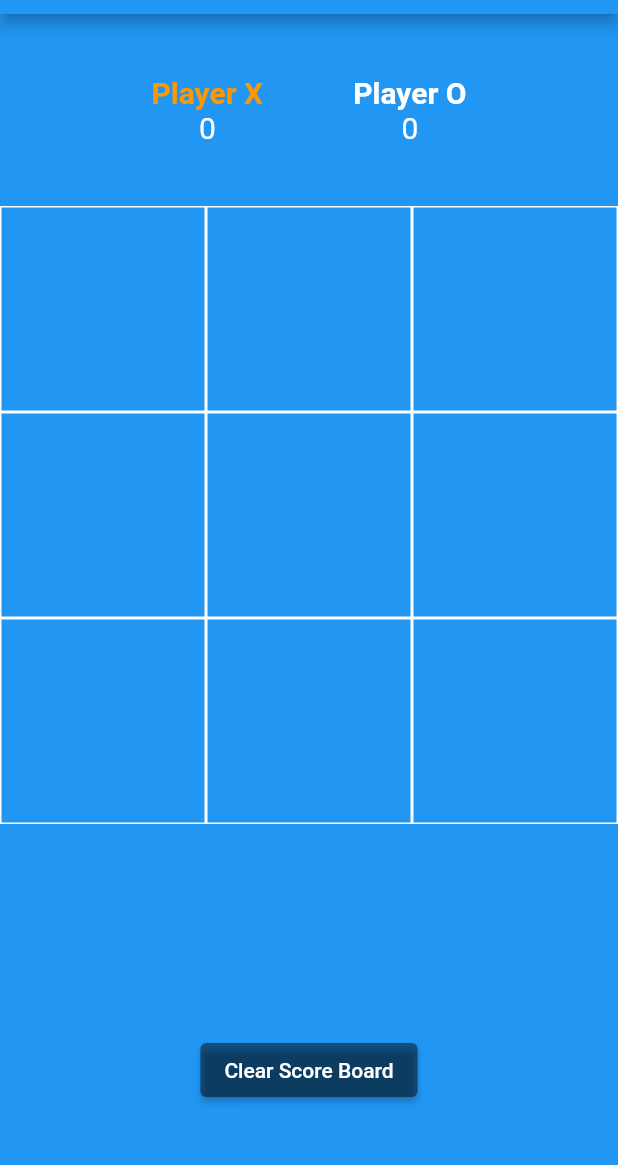
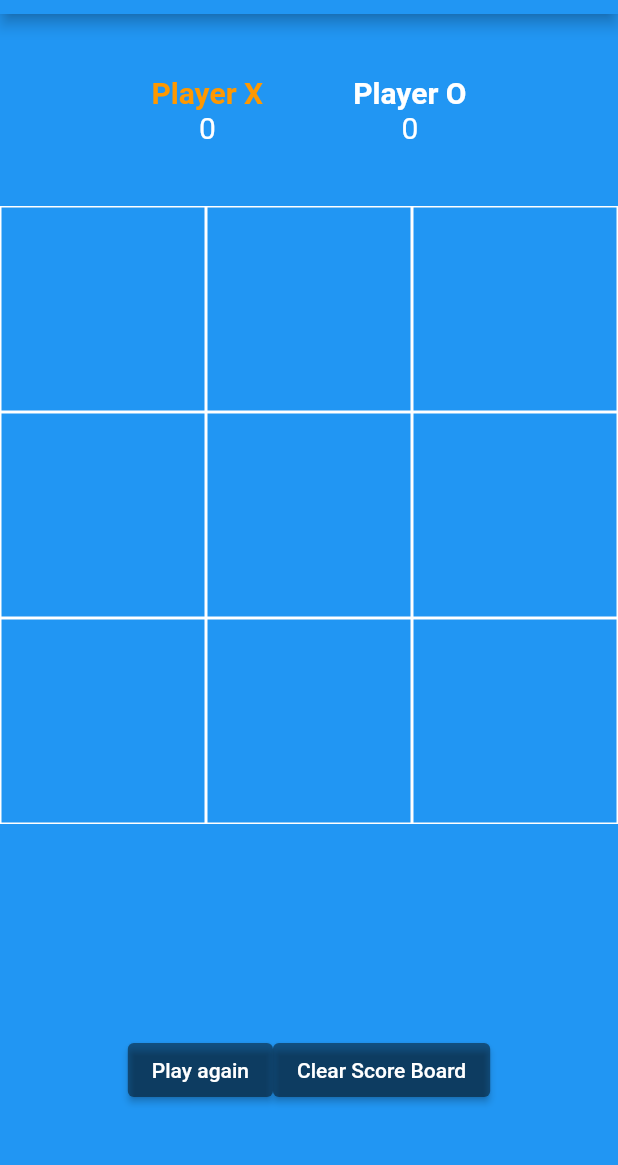
Before and after one commit to zeserj/flutter_course, a Flutter app: the screen it shows after launch, on a phone screen of 412 x 824 dp, the part 70-1235 px from its top. Run offline on Flutter 3.47's test engine with Material 2 defaults, Android fonts, the light colour scheme and no system bars.

Commit message:
project4 bug fix on dismiss AlertDialog

```diff
--- a/lib/project4/main.dart
+++ b/lib/project4/main.dart
@@ -23,7 +23,8 @@ class HomePage extends StatefulWidget {
 }
 
 class _HomePageState extends State<HomePage> {
-  bool _xTurn = true;
+  bool _xTurn = true; //keep track of player turn
+  bool _playing = true; //keep track if game is running
   final List<String> _board = <String>['', '', '', '', '', '', '', '', ''];
   int _xScore = 0;
   int _oScore = 0;
@@ -58,11 +59,13 @@ class _HomePageState extends State<HomePage> {
         } else {
           _oScore++;
         }
+        _playing = false;
         _showDialog(a);
         break;
       }
     }
     if (!_board.contains('') && !winnerFound) {
+      _playing = false;
       _showDialog('draw');
     }
   }
@@ -83,6 +86,7 @@ class _HomePageState extends State<HomePage> {
               TextButton(
                   onPressed: () {
                     _clearBoard();
+                    _playing = true;
                     Navigator.pop(context, 'Reset');
                   },
                   child: const Text('Play Again'))
@@ -157,7 +161,9 @@ class _HomePageState extends State<HomePage> {
                     itemBuilder: (BuildContext context, int index) {
                       return GestureDetector(
                         onTap: () {
-                          _tapped(index);
+                          if (_playing) {
+                            _tapped(index);
+                          }
                         },
                         child: Container(
                           decoration: BoxDecoration(border: Border.all(color: Colors.white)),
@@ -176,6 +182,16 @@ class _HomePageState extends State<HomePage> {
                 style: ElevatedButton.styleFrom(
                   backgroundColor: Colors.black45,
                 ),
+                onPressed: () {
+                  _clearBoard();
+                  _playing = true;
+                },
+                child: const Text('Play again'),
+              ),
+              ElevatedButton(
+                style: ElevatedButton.styleFrom(
+                  backgroundColor: Colors.black45,
+                ),
                 onPressed: _clearScore,
                 child: const Text('Clear Score Board'),
               )
```
